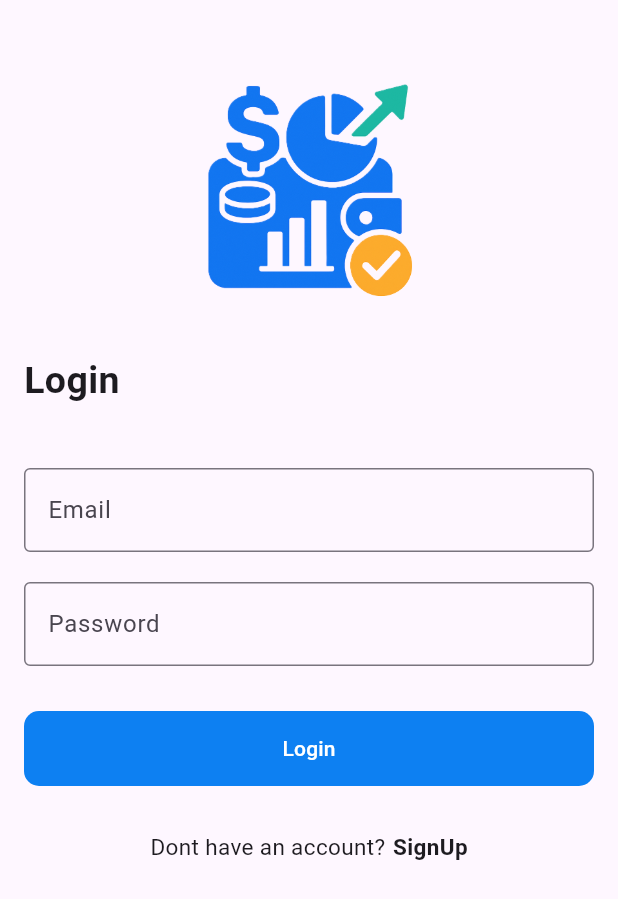
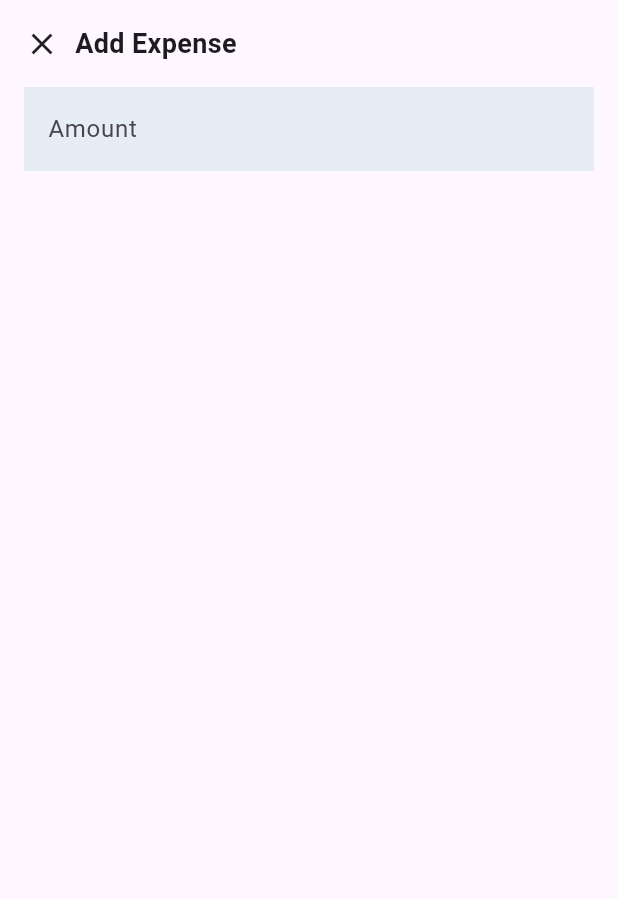
Before and after one commit to Ismail-AD/BudgetBuddy, a Flutter app: the screen it shows after launch, on a phone screen of 412 x 824 dp. Shown: the top 899 px of the screen. Run offline on Flutter 3.47's test engine with Material 3 defaults, Android fonts, the phone set to English and light mode, and no system bars.

Commit message:
Developed Signup Page, Settings Page and learned about form and TextFormField widget

```diff
--- /dev/null
+++ b/lib/addexpense.dart
@@ -0,0 +1,50 @@
+import 'package:flutter/material.dart';
+
+final _formKey = GlobalKey<FormState>();
+
+class AddExpense extends StatelessWidget {
+  const AddExpense({super.key});
+
+  @override
+  Widget build(BuildContext context) {
+    return Padding(
+      padding: EdgeInsetsGeometry.all(16.0),
+      child: Column(
+        spacing: 16.0,
+        children: [
+          Row(
+            spacing: 10.0,
+            children: [
+              Icon(Icons.close),
+              Text(
+                'Add Expense',
+                style: TextStyle(fontSize: 18.0, fontWeight: FontWeight.bold),
+              ),
+            ],
+          ),
+          Form(
+            key: _formKey,
+            child: Column(
+              children: [
+                TextFormField(
+                  validator: (value) {
+                    if (value == null || value.isEmpty) {
+                      return 'Input Some Amount';
+                    }
+                    return null;
+                  },
+                  decoration: InputDecoration(
+                    labelText: 'Amount',
+                    filled: true,
+                    fillColor: Color(0xffE7EDF4),
+                    border: InputBorder.none,
+                  ),
+                ),
+              ],
+            ),
+          ),
+        ],
+      ),
+    );
+  }
+}
--- a/lib/main.dart
+++ b/lib/main.dart
@@ -1,4 +1,8 @@
+import 'package:budgetbuddy/addexpense.dart';
+import 'package:budgetbuddy/settings.dart';
 import 'package:flutter/material.dart';
+
+import 'login.dart';
 
 void main() {
   runApp(const MyApp());
@@ -10,85 +14,9 @@ class MyApp extends StatelessWidget {
   // This widget is the root of your application.
   @override
   Widget build(BuildContext context) {
-    return MaterialApp(title: 'BudgetBuddy', home: LoginPage());
-  }
-}
-
-class LoginPage extends StatelessWidget {
-  const LoginPage({super.key});
-
-  @override
-  Widget build(BuildContext context) {
-    return Scaffold(
-      body: SafeArea(
-        child: Padding(
-          padding: EdgeInsetsGeometry.all(16.0),
-          child: Column(
-            children: [
-              Image(
-                width: 220,
-                height: 220,
-                image: AssetImage('assets/expenseapplogo.png'),
-              ),
-              Align(
-                alignment: Alignment.topLeft,
-                child: Text(
-                  'Login',
-                  style: TextStyle(fontSize: 25.0, fontWeight: FontWeight.bold),
-                ),
-              ),
-              SizedBox(height: 40.0),
-              TextField(
-                decoration: InputDecoration(
-                  labelText: 'Email',
-                  border: OutlineInputBorder(),
-                ),
-              ),
-              SizedBox(height: 20.0),
-              TextField(
-                decoration: InputDecoration(
-                  labelText: 'Password',
-                  border: OutlineInputBorder(),
-                ),
-              ),
-              SizedBox(height: 30.0),
-              FilledButton(
-                onPressed: () {},
-                style: ButtonStyle(
-                  backgroundColor: WidgetStatePropertyAll(Color(0xff0D80F2)),
-                  shape: WidgetStatePropertyAll(
-                    RoundedRectangleBorder(
-                      borderRadius: BorderRadiusGeometry.circular(10.0),
-                    ),
-                  ),
-                  minimumSize: WidgetStatePropertyAll(
-                    Size(double.infinity, 50.0),
-                  ),
-                ),
-                child: const Text('Login'),
-              ),
-              SizedBox(height: 30.0),
-              Row(
-                spacing: 5.0,
-                mainAxisAlignment: MainAxisAlignment.center,
-                children: [
-                  Text(
-                    'Dont have an account?',
-                    style: TextStyle(fontSize: 15.0),
-                  ),
-                  Text(
-                    'SignUp',
-                    style: TextStyle(
-                      fontWeight: FontWeight.bold,
-                      fontSize: 15.0,
-                    ),
-                  ),
-                ],
-              ),
-            ],
-          ),
-        ),
-      ),
+    return MaterialApp(
+      title: 'BudgetBuddy',
+      home: Scaffold(body: SafeArea(child: AddExpense())),
     );
   }
 }
```
Also changed, not shown: lib/login.dart (added, +93 -0 lines), lib/settings.dart (added, +116 -0 lines), lib/signup.dart (added, +87 -0 lines), lib/home.dart (added).
